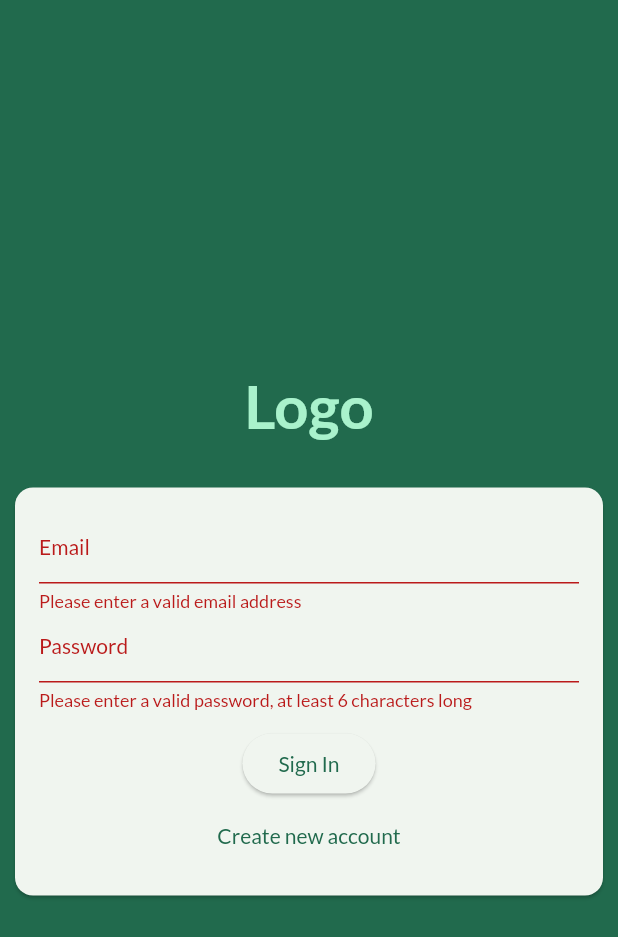
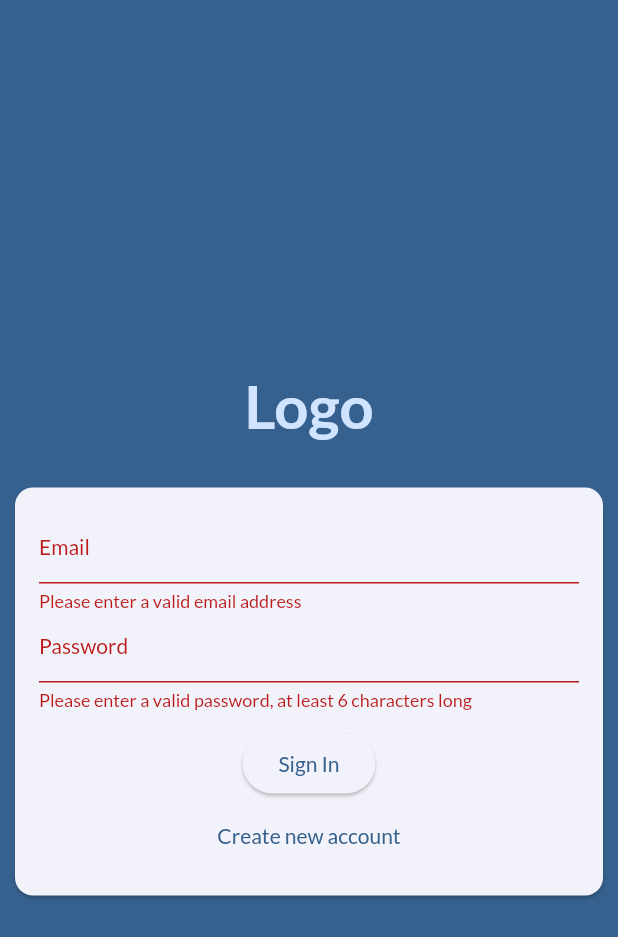
Before and after one commit to BenAuerDev/flashlist-POC, a Flutter app: the screen it shows after launch, after a tap on "Sign In", on a phone screen of 412 x 824 dp. Shown: the top 937 px of the screen. Run offline on Flutter 3.47's test engine with Material 2 defaults, Android fonts, the phone set to English and light mode, and no system bars; our stand-ins replace adaptive_theme, cloud_firestore, firebase_auth, firebase_core, firebase_messaging, firebase_storage and 5 more; accounts and stored records are empty; generated files the repository leaves out were written again.

Commit message:
set up adaptive theme and adjust colors

```diff
--- a/lib/main.dart
+++ b/lib/main.dart
@@ -7,33 +7,54 @@ import 'package:firebase_core/firebase_core.dart';
 import 'package:flutter/material.dart';
 import 'package:google_fonts/google_fonts.dart';
 import 'package:hooks_riverpod/hooks_riverpod.dart';
+import 'package:adaptive_theme/adaptive_theme.dart';
 import 'firebase_options.dart';
 
 void main() async {
   WidgetsFlutterBinding.ensureInitialized();
+  final savedThemeMode = await AdaptiveTheme.getThemeMode();
   await Firebase.initializeApp(options: DefaultFirebaseOptions.currentPlatform);
-  runApp(const ProviderScope(child: MyApp()));
+  runApp(ProviderScope(child: MyApp(savedThemeMode: savedThemeMode)));
 }
 
 class MyApp extends StatelessWidget {
-  const MyApp({super.key});
+  final AdaptiveThemeMode? savedThemeMode;
+  const MyApp({super.key, this.savedThemeMode});
 
   @override
   Widget build(BuildContext context) {
     final textTheme = retrieveTextTheme(context);
 
-    return MaterialApp(
-      title: 'Brainstorm Array',
-      theme: ThemeData().copyWith(
-        textTheme: GoogleFonts.latoTextTheme(textTheme),
-        colorScheme: ColorScheme.fromSeed(
-          seedColor: const Color.fromARGB(255, 4, 255, 180),
+    return AdaptiveTheme(
+      light: ThemeData(
+        textTheme: GoogleFonts.latoTextTheme(
+          textTheme.apply(bodyColor: Colors.black),
         ),
+        useMaterial3: true,
+        colorSchemeSeed: Colors.blue,
+        brightness: Brightness.light,
         cardTheme: const CardTheme().copyWith(
           margin: const EdgeInsets.all(4),
         ),
+      ),
+      dark: ThemeData(
+        textTheme: GoogleFonts.latoTextTheme(
+          textTheme.apply(bodyColor: Colors.white),
+        ),
         useMaterial3: true,
+        colorSchemeSeed: Colors.blue,
+        brightness: Brightness.dark,
+        cardTheme: const CardTheme().copyWith(
+          margin: const EdgeInsets.all(4),
+          color: Colors.black38,
         ),
+      ),
+      initial: savedThemeMode ?? AdaptiveThemeMode.light,
+      builder: (theme, darkTheme) => MaterialApp(
+        title: 'Brainstorm Array',
+        theme: theme,
+        darkTheme: darkTheme,
+        themeMode: ThemeMode.system,
         home: StreamBuilder(
           stream: FirebaseAuth.instance.authStateChanges(),
           builder: (context, snapshot) {
@@ -47,6 +68,7 @@ class MyApp extends StatelessWidget {
             return const AuthScreen();
           },
         ),
+      ),
     );
   }
 }
```
Lines whose indentation alone changed are shown as unchanged.
